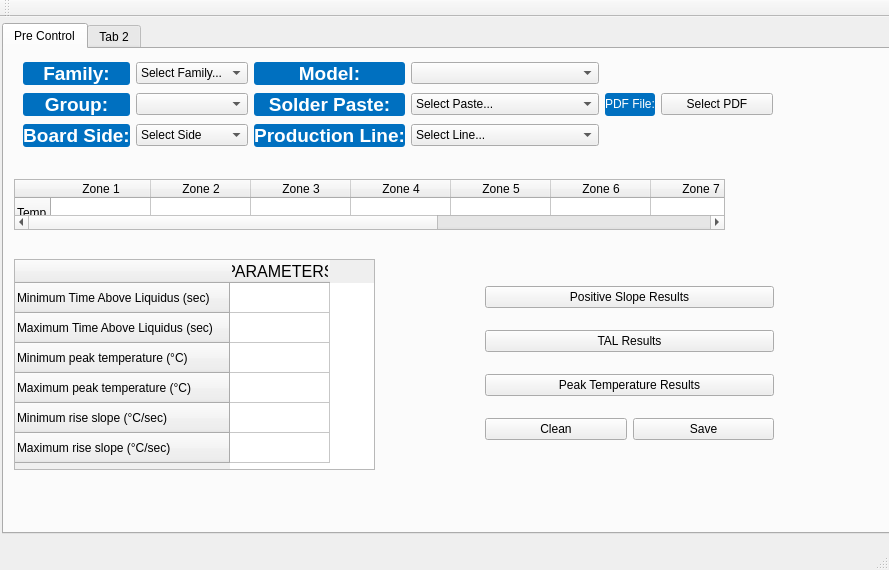
The window that UserInterfaceQT/mainwindow.ui (nockzblack/sTostado) describes before a commit, drawn with Qt 5.
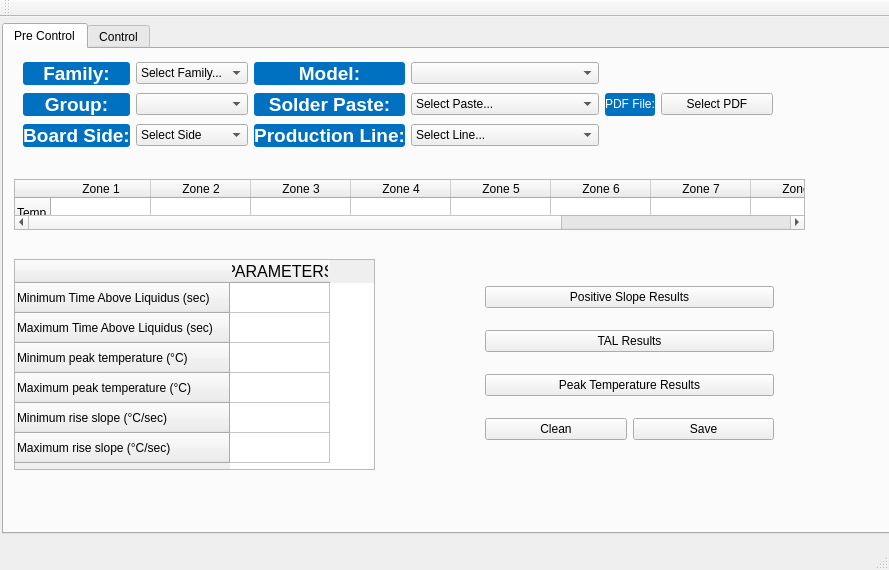
The same window after the commit. The open tabs and pages were chosen to show the change.

Commit message: xml code to Mac OS UI

Diff of the .ui file:
```diff
--- a/UserInterfaceQT/mainwindow.ui
+++ b/UserInterfaceQT/mainwindow.ui
@@ -437,7 +437,7 @@
        <rect>
         <x>10</x>
         <y>130</y>
-        <width>711</width>
+        <width>791</width>
         <height>51</height>
        </rect>
       </property>
@@ -503,7 +503,7 @@
       <enum>Qt::DefaultContextMenu</enum>
      </property>
      <attribute name="title">
-      <string>Tab 2</string>
+      <string>Control</string>
      </attribute>
      <widget class="QWidget" name="gridLayoutWidget_2">
       <property name="geometry">
```
